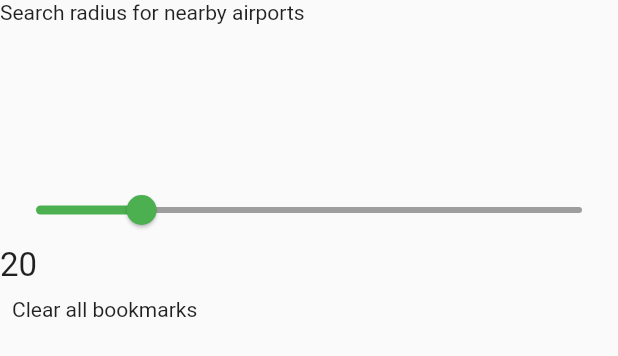
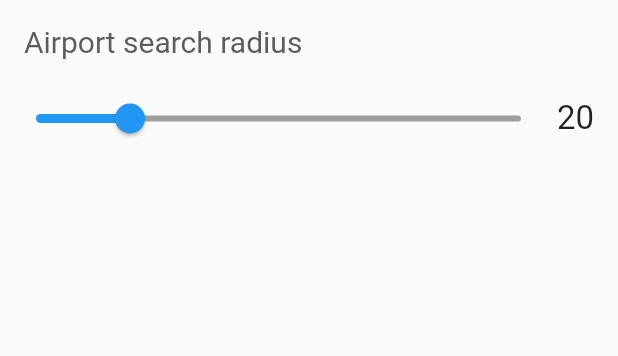
Before and after one commit to SERDUN/Airport-management, a Flutter app: the SettingPage widget shown alone on an empty page, opened directly, on a phone screen of 412 x 824 dp. Shown: the top 356 px of the screen. Run offline on Flutter 3.47's test engine with Material 2 defaults, Android fonts, the phone set to English and light mode, and no system bars; our stand-ins replace bloc, connectivity, dio, equatable, flutter_bloc, geolocator and 4 more; missing offline and left inert: dio_cache_interceptor; accounts and stored records are empty; statements that could not run were skipped.

Commit message:
Added base bloc for settings

```diff
--- a/lib/main.dart
+++ b/lib/main.dart
@@ -3,7 +3,7 @@ import 'package:Aevius/presenter/pages/main_routes.dart';
 import 'package:Aevius/presenter/pages/root/airports/bloc/airports_bloc.dart';
 import 'package:Aevius/presenter/pages/root/bookmarks/bloc/saved_bloc.dart';
 import 'package:Aevius/presenter/pages/root/root_navigation_page.dart';
-import 'package:Aevius/presenter/pages/root/settings/settings_bloc.dart';
+import 'package:Aevius/presenter/pages/root/settings/bloc/settings_bloc.dart';
 import 'package:Aevius/presenter/pages/splash/bloc/splash_bloc.dart';
 import 'package:Aevius/presenter/pages/weather/bloc/weather_bloc.dart';
 import 'package:flutter/material.dart';
--- a/lib/presenter/di/dI_Injector.dart
+++ b/lib/presenter/di/dI_Injector.dart
@@ -33,7 +33,7 @@ import 'package:Aevius/presenter/pages/root/airports/bloc/airports_bloc.dart';
 import 'package:Aevius/presenter/pages/root/bookmarks/bloc/saved_bloc.dart';
 import 'package:Aevius/presenter/pages/root/bookmarks/bookmark_page.dart';
 import 'package:Aevius/presenter/pages/root/settings/setting_page.dart';
-import 'package:Aevius/presenter/pages/root/settings/settings_bloc.dart';
+import 'package:Aevius/presenter/pages/root/settings/bloc/settings_bloc.dart';
 import 'package:Aevius/presenter/pages/splash/bloc/splash_bloc.dart';
 import 'package:Aevius/presenter/pages/splash/splash_page.dart';
 import 'package:Aevius/presenter/pages/weather/bloc/weather_bloc.dart';
--- a/lib/presenter/pages/root/root_navigation_page.dart
+++ b/lib/presenter/pages/root/root_navigation_page.dart
@@ -1,5 +1,5 @@
 import 'package:Aevius/presenter/pages/root/settings/setting_page.dart';
-import 'package:Aevius/presenter/pages/root/settings/settings_bloc.dart';
+import 'package:Aevius/presenter/pages/root/settings/bloc/settings_bloc.dart';
 import 'package:Aevius/presenter/pages/splash/bloc/splash_bloc.dart';
 import 'package:flutter/material.dart';
 import 'package:flutter/widgets.dart';
@@ -47,10 +47,10 @@ class _RootPageState extends State<RootPage>
               child: widget.bookmark,
               offstage: _selectedIndex != 1,
             ),
-            // Offstage(
-            //   child: widget.settings,
-            //   offstage: _selectedIndex != 2,
-            // )
+            Offstage(
+              child: widget.settings,
+              offstage: _selectedIndex != 2,
+            )
           ],
         ),
       ),
@@ -64,10 +64,10 @@ class _RootPageState extends State<RootPage>
             icon: Icon(Icons.bookmark),
             label: 'Bookmarks',
           ),
-          // BottomNavigationBarItem(
-          //   icon: Icon(Icons.settings),
-          //   label: 'Settings',
-          // ),
+          BottomNavigationBarItem(
+            icon: Icon(Icons.settings),
+            label: 'Settings',
+          ),
         ],
         currentIndex: _selectedIndex,
         selectedItemColor: Colors.blue.withOpacity(0.9),
--- a/lib/presenter/pages/root/settings/setting_page.dart
+++ b/lib/presenter/pages/root/settings/setting_page.dart
@@ -1,5 +1,8 @@
+import 'package:Aevius/presenter/common/style/thema.dart';
+import 'package:Aevius/presenter/pages/root/settings/bloc/settings_bloc.dart';
 import 'package:flutter/material.dart';
 import 'package:flutter/widgets.dart';
+import 'package:flutter_bloc/flutter_bloc.dart';
 
 class SettingPage extends StatefulWidget {
   @override
@@ -8,23 +11,33 @@ class SettingPage extends StatefulWidget {
 
 class _SettingPageState extends State<SettingPage> {
   int valueHolder = 20;
+  SettingsBloc _bloc;
 
   @override
   Widget build(BuildContext context) {
+    return BlocListener<SettingsBloc, SettingsState>(
+        listener: (ctx, state) {},
+        child: BlocBuilder<SettingsBloc, SettingsState>(builder: (ctx, state) {
           return SafeArea(
               child: Column(
             crossAxisAlignment: CrossAxisAlignment.start,
             mainAxisAlignment: MainAxisAlignment.start,
             children: [
-        Text("Search radius for nearby airports"),
               Container(
-            margin: EdgeInsets.fromLTRB(0, 100, 0, 0),
+                  margin: EdgeInsets.all(16),
+                  child: Text(
+                    "Airport search radius",
+                    style: h20BlackStyle,
+                  )),
+              Row(children: [
+                Container(
+                    child: Expanded(
                   child: Slider(
                       value: valueHolder.toDouble(),
                       min: 1,
                       max: 100,
                       divisions: 100,
-                activeColor: Colors.green,
+                      activeColor: Colors.blue,
                       inactiveColor: Colors.grey,
                       label: '${valueHolder.round()}',
                       onChanged: (double newValue) {
@@ -34,14 +47,33 @@ class _SettingPageState extends State<SettingPage> {
                       },
                       semanticFormatterCallback: (double newValue) {
                         return '${newValue.round()}';
-                })),
-        Text(
+                      }),
+                )),
+                Container(
+                    margin: EdgeInsets.only(right: 16),
+                    child: Text(
                       '$valueHolder',
                       style: TextStyle(fontSize: 22),
-        ),
-        Container(
-            margin: EdgeInsets.all(8), child: Text("Clear all bookmarks")),
+                    )),
+              ]),
+              // Container(
+              //     margin: EdgeInsets.only(top: 16,bottom: 24,left: 16,right: 16),
+              //     child: Text(
+              //       "Preferences",
+              //       style: h20BlackStyle,
+              //     )),
+              // Container(
+              //     margin: EdgeInsets.symmetric(horizontal: 24),
+              //     child: Container(
+              //       child: Text("Clear bookmarks"),
+              //     )),
+              // Container(
+              //   margin: EdgeInsets.symmetric(horizontal: 24),
+              //
+              //   child: Divider(color: Colors.black.withOpacity(0.5),),
+              //)
             ],
           ));
+        }));
   }
 }
```
Also changed, not shown: lib/presenter/pages/root/settings/bloc/settings_bloc.dart (renamed from lib/presenter/pages/root/settings/settings_bloc.dart), lib/presenter/pages/root/settings/bloc/settings_event.dart (renamed from lib/presenter/pages/root/settings/settings_event.dart), lib/presenter/pages/root/settings/bloc/settings_state.dart (renamed from lib/presenter/pages/root/settings/settings_state.dart). Lines whose indentation alone changed are shown as unchanged.
